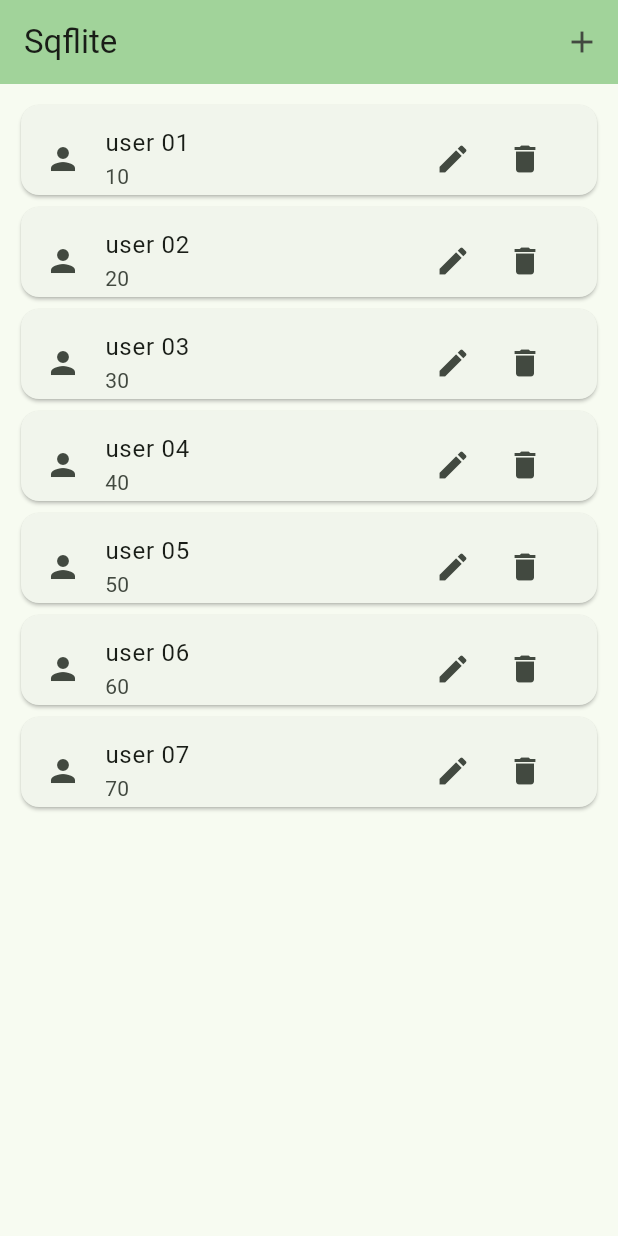
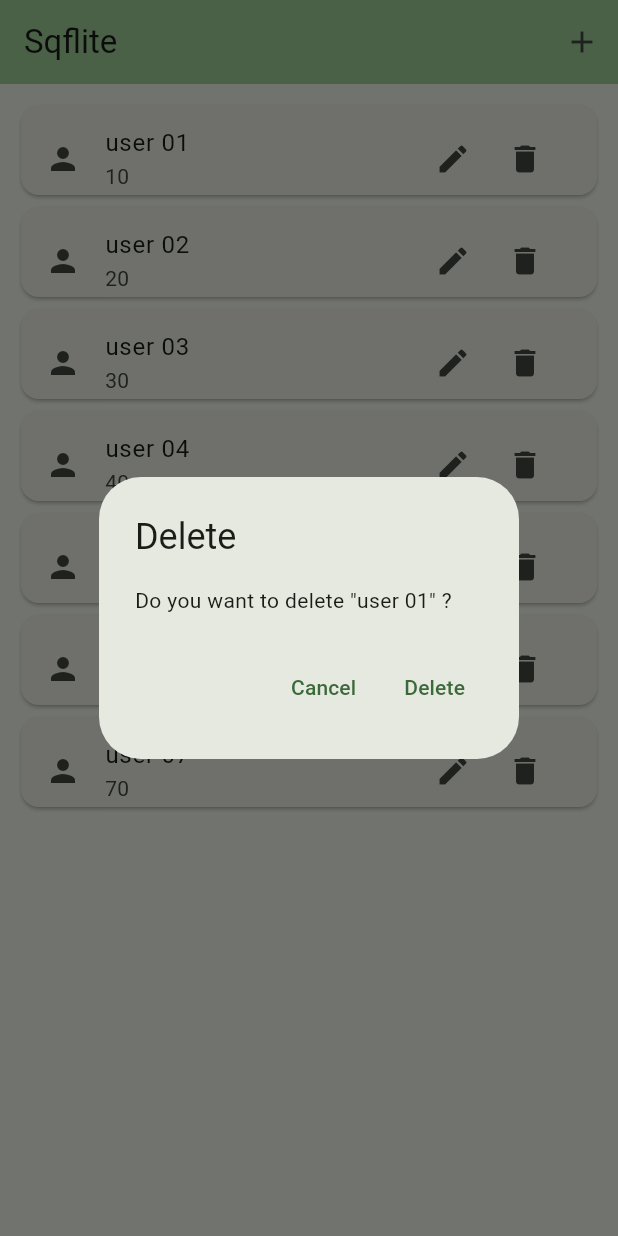
Before and after one commit to backarnet/flutter_cubit_sqflite_crud, a Flutter app: the screen it shows after launch, after a tap on the "delete" icon, on a phone screen of 412 x 824 dp. Run offline on Flutter 3.47's test engine with Material 3 defaults, Android fonts, the phone set to English and light mode, and no system bars; our stand-ins replace flutter_bloc.

Commit message:
Implement delete user

```diff
--- a/lib/cubit/users_cubit.dart
+++ b/lib/cubit/users_cubit.dart
@@ -14,4 +14,9 @@ class UsersCubit extends Cubit<UsersState> {
     state.usersCubitList.add(user);
     refresh();
   }
+
+  void delUser(User user) {
+    state.usersCubitList.remove(user);
+    refresh();
+  }
 }
--- a/lib/pages/home_page.dart
+++ b/lib/pages/home_page.dart
@@ -68,7 +68,34 @@ class UserRowCard extends StatelessWidget {
                     );
                   },
                   icon: const Icon(Icons.edit)),
-              IconButton(onPressed: () {}, icon: const Icon(Icons.delete)),
+              IconButton(
+                onPressed: () {
+                  showDialog(
+                    context: context,
+                    builder: (context) {
+                      return AlertDialog(
+                        title: const Text('Delete'),
+                        content:
+                            Text('Do you want to delete "${user.userName}" ?'),
+                        actions: [
+                          TextButton(
+                            onPressed: () => Navigator.pop(context),
+                            child: const Text('Cancel'),
+                          ),
+                          TextButton(
+                            onPressed: () {
+                              context.read<UsersCubit>().delUser(user);
+                              Navigator.pop(context);
+                            },
+                            child: const Text('Delete'),
+                          ),
+                        ],
+                      );
+                    },
+                  );
+                },
+                icon: const Icon(Icons.delete),
+              ),
             ],
           ),
         ),
```
